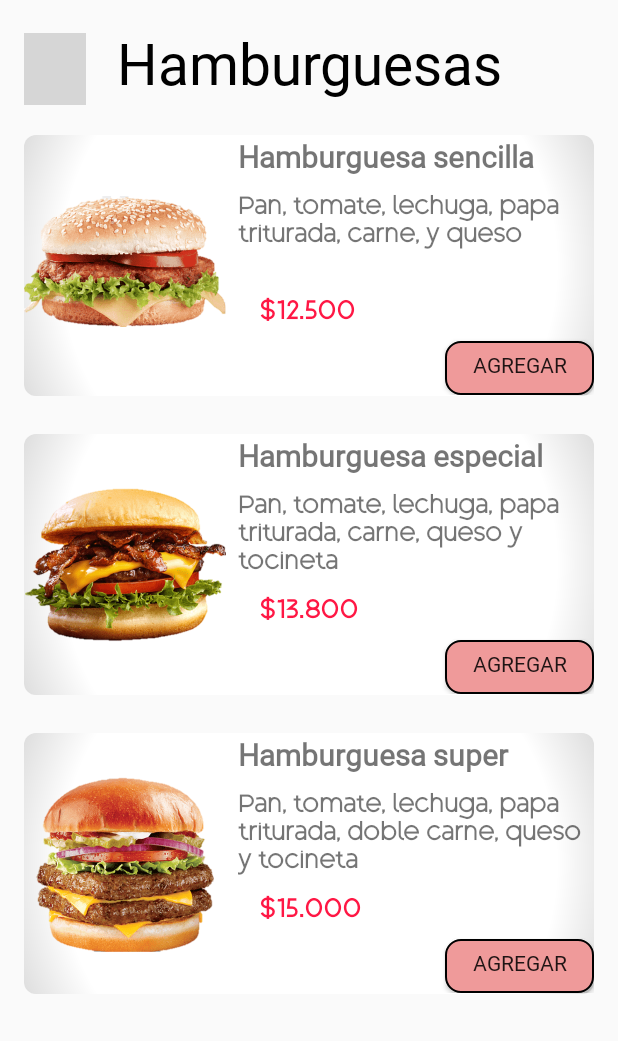
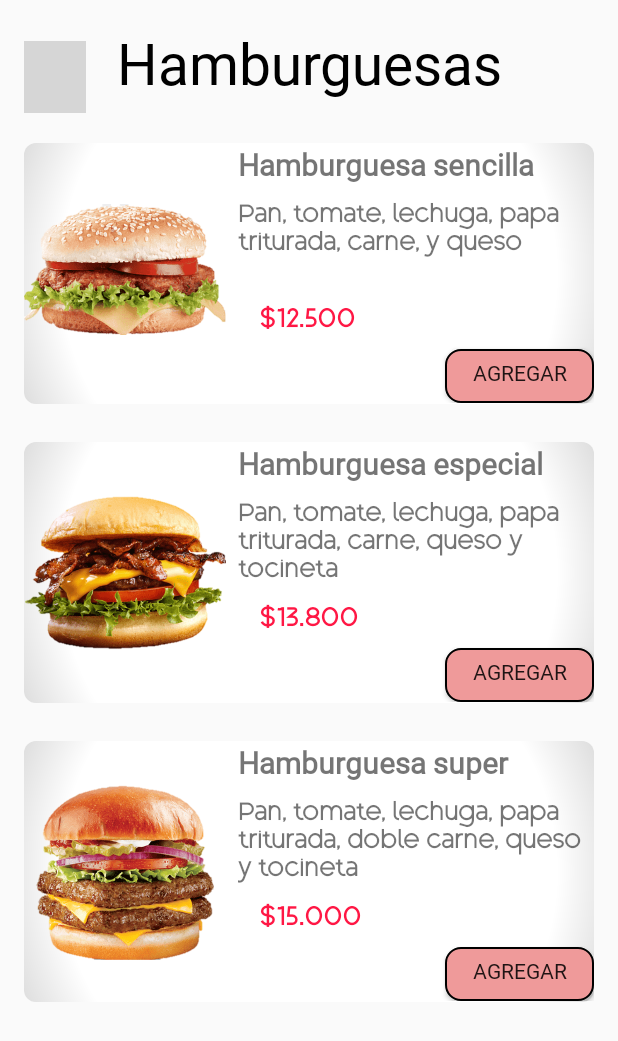
Before and after one commit to Brayanpv28/appFastFoodF, an Android app built with Jetpack Compose: the BurgerInterfaz screen opened directly, with no data from a screen before it, on a phone screen of 412 x 824 dp. Shown: the top 1041 px of the screen. Run offline under Robolectric (Android 15) with nearby library versions, the phone set to English and light mode, and no system bars; grey boxes are pictures that could not be loaded.

Commit message:
botones back

```diff
--- a/app/src/main/res/drawable/buttonback.xml
+++ b/app/src/main/res/drawable/buttonback.xml
@@ -3,7 +3,7 @@
     android:shape="rectangle">
 
     <stroke android:width="1sp"
-        android:color="@color/black">
+        android:color="@color/white">
     </stroke>
 
     <padding android:bottom="5sp"
--- a/app/src/main/res/layout/bebidas.xml
+++ b/app/src/main/res/layout/bebidas.xml
@@ -22,7 +22,7 @@
         android:id="@+id/backBb"
         android:layout_width="41dp"
         android:layout_height="48dp"
-        android:layout_marginTop="-2dp"
+        android:layout_marginTop="2dp"
         android:layout_marginStart="12dp"
         android:background="@drawable/buttonback"
         android:src="@drawable/back" />
--- a/app/src/main/res/layout/burger.xml
+++ b/app/src/main/res/layout/burger.xml
@@ -17,14 +17,14 @@
         android:textColor="@color/black"
         android:textSize="38dp" />
 
+
     <ImageButton
         android:id="@+id/backHB"
         android:layout_width="41dp"
         android:layout_height="48dp"
-        android:src="@drawable/back"
-        android:layout_marginTop="-45dp"
-        android:background="@drawable/buttonback"/>
-
+        android:layout_marginTop="-40dp"
+        android:background="@drawable/buttonback"
+        android:src="@drawable/back" />
 
     <LinearLayout
         android:layout_width="match_parent"
--- a/app/src/main/res/layout/hotdog.xml
+++ b/app/src/main/res/layout/hotdog.xml
@@ -22,7 +22,7 @@
         android:layout_width="41dp"
         android:layout_height="48dp"
         android:src="@drawable/back"
-        android:layout_marginTop="-45dp"
+        android:layout_marginTop="-40dp"
         android:background="@drawable/buttonback"/>
 
     <LinearLayout
--- a/app/src/main/res/layout/salchipapas.xml
+++ b/app/src/main/res/layout/salchipapas.xml
@@ -22,7 +22,7 @@
         android:id="@+id/backSP"
         android:layout_width="41dp"
         android:layout_height="48dp"
-        android:layout_marginTop="-2dp"
+        android:layout_marginTop="2dp"
         android:layout_marginStart="12dp"
         android:background="@drawable/buttonback"
         android:src="@drawable/back" />
```
Also changed, not shown: app/src/main/res/drawable/buttonback.png (deleted).
